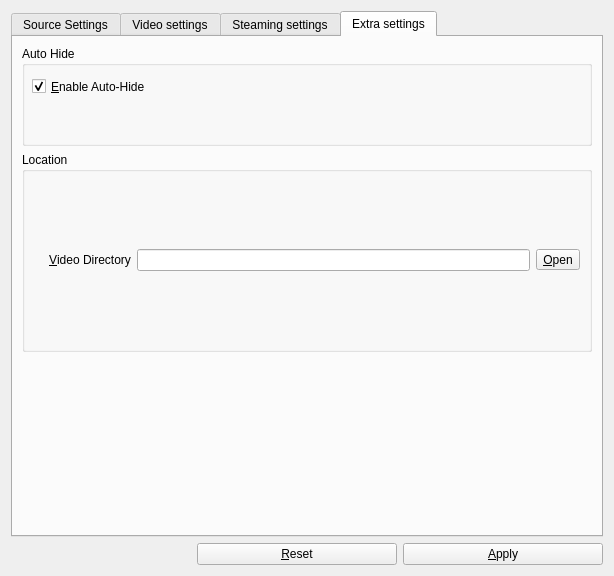
Old version of the form src/freeseer/frontend/configtool/forms/freeseer_configtool_ui.ui in the repository Freeseer/freeseer.
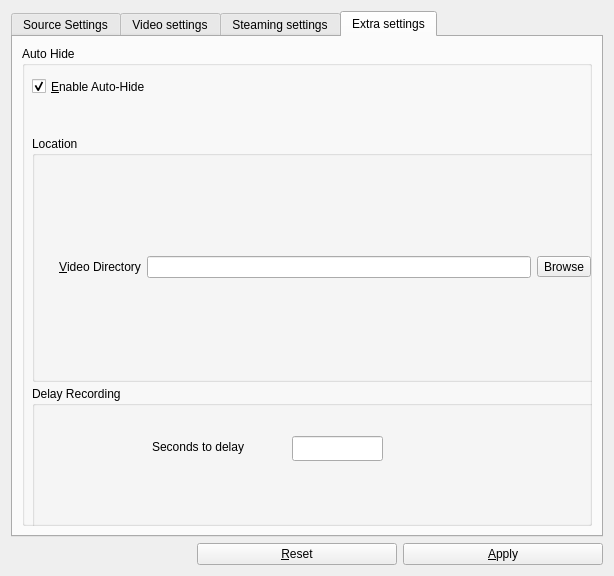
New version of the form. The open tabs and pages were chosen to show the change. Icons and pictures are not drawn.

Commit message: add delay recording feature. fixes #89

Diff of the .ui file:
```diff
--- a/src/freeseer/frontend/configtool/forms/freeseer_configtool_ui.ui
+++ b/src/freeseer/frontend/configtool/forms/freeseer_configtool_ui.ui
@@ -598,10 +598,15 @@
            <bool>true</bool>
           </property>
          </widget>
-        </widget>
-       </item>
-       <item>
         <widget class="QGroupBox" name="groupBox_location">
+          <property name="geometry">
+           <rect>
+            <x>10</x>
+            <y>90</y>
+            <width>571</width>
+            <height>246</height>
+           </rect>
+          </property>
          <property name="minimumSize">
           <size>
            <width>0</width>
@@ -617,13 +622,6 @@
             <property name="topMargin">
              <number>0</number>
             </property>
-            <item row="0" column="2">
-             <widget class="QToolButton" name="pushButton_open">
-              <property name="text">
-               <string>&amp;Open</string>
-              </property>
-             </widget>
-            </item>
             <item row="0" column="0">
              <widget class="QLabel" name="label_videoDirectory">
               <property name="text">
@@ -637,26 +635,57 @@
               </property>
              </widget>
             </item>
-            <item row="0" column="1">
+             <item row="0" column="3">
              <widget class="QLineEdit" name="lineEdit_videoDirectory"/>
             </item>
+             <item row="0" column="4">
+              <widget class="QToolButton" name="pushButton_open">
+               <property name="text">
+                <string>Browse</string>
+               </property>
+              </widget>
+             </item>
            </layout>
           </item>
          </layout>
         </widget>
-       </item>
-       <item>
-        <spacer name="verticalSpacer_2">
-         <property name="orientation">
-          <enum>Qt::Vertical</enum>
-         </property>
-         <property name="sizeHint" stdset="0">
-          <size>
-           <width>20</width>
-           <height>40</height>
-          </size>
-         </property>
-        </spacer>
+         <widget class="QGroupBox" name="groupBox">
+          <property name="geometry">
+           <rect>
+            <x>10</x>
+            <y>340</y>
+            <width>571</width>
+            <height>151</height>
+           </rect>
+          </property>
+          <property name="title">
+           <string>Delay Recording</string>
+          </property>
+          <widget class="QLineEdit" name="lineEdit_delayRecording">
+           <property name="geometry">
+            <rect>
+             <x>260</x>
+             <y>50</y>
+             <width>91</width>
+             <height>25</height>
+            </rect>
+           </property>
+          </widget>
+          <widget class="QLabel" name="label_2">
+           <property name="geometry">
+            <rect>
+             <x>120</x>
+             <y>50</y>
+             <width>131</width>
+             <height>21</height>
+            </rect>
+           </property>
+           <property name="text">
+            <string>Seconds to delay</string>
+           </property>
+          </widget>
+         </widget>
+        </widget>
        </item>
       </layout>
      </widget>
```
Left out of the diff: 3 changed lines with no effect on the pictures. Lines whose indentation alone changed are shown as unchanged. The commit also changes 4 other files.
